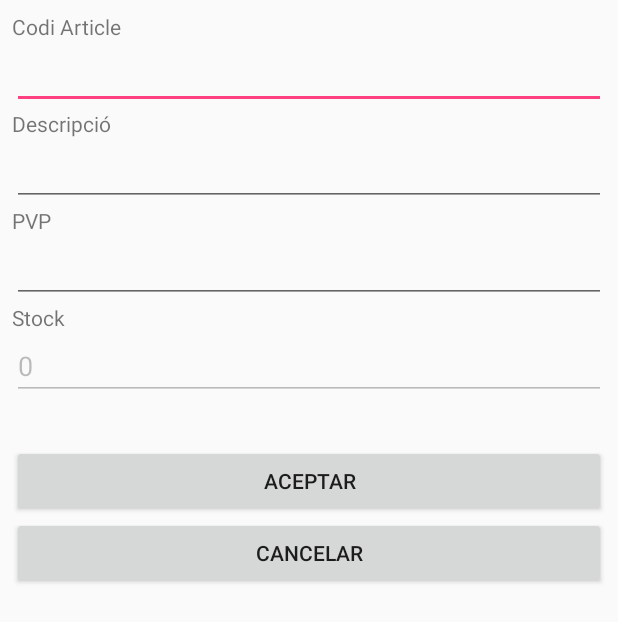
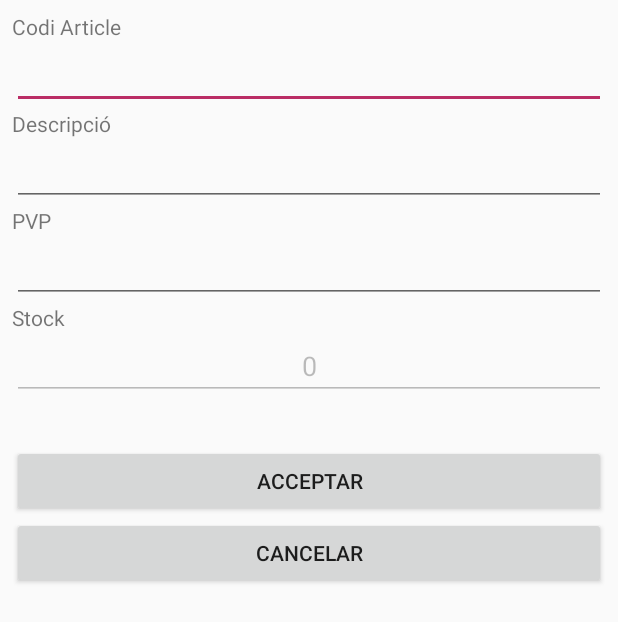
Before and after one commit to pmoragas/CatalogManager, an Android app: the screen it shows after launch (ProductActivity), after a tap on an icon or button, on a phone screen of 412 x 824 dp. Shown: the top 622 px of the screen. Run offline under Robolectric (Android 15) with nearby library versions, the phone set to English and light mode, and no system bars.

Commit message:
filtre desc, strings, comentaris

```diff
--- a/app/src/main/java/com/example/morgan/catalogmanager2/CMDataSource.java
+++ b/app/src/main/java/com/example/morgan/catalogmanager2/CMDataSource.java
@@ -63,6 +63,13 @@ public class CMDataSource {
         // Retornem tots els productes
         return dbR.query(table_PRODUCTES, PRODUCTES_COLUMNS,
                 null, null,
+                null, null, product_ID);
+    }
+
+    public Cursor getProductListByDescription(String description) {
+        // Retornem tots els productes que continguin la descripció
+        return dbR.query(table_PRODUCTES, PRODUCTES_COLUMNS,
+                product_Descripcio+" LIKE ?", new String[] {"%"+String.valueOf(description)+"%"},
                 null, null, product_ID);
     }
 
--- a/app/src/main/java/com/example/morgan/catalogmanager2/MovementsActivity.java
+++ b/app/src/main/java/com/example/morgan/catalogmanager2/MovementsActivity.java
@@ -132,11 +132,13 @@ public class MovementsActivity extends AppCompatActivity {
                 // Add a TextView here for the "Title" label, as noted in the comments
                 final EditText input_codi = new EditText(this);
                 input_codi.setHint("Codi Producte: HAM101");
+                input_codi.setTextAlignment(View.TEXT_ALIGNMENT_CENTER);
                 layout.addView(input_codi); // Notice this is an add method
 
                 // Add another TextView here for the "Description" label
                 final EditText input_dia = new EditText(this);
                 input_dia.setHint("Data Final: 2018-12-31");
+                input_dia.setTextAlignment(View.TEXT_ALIGNMENT_CENTER);
                 input_dia.setInputType(InputType.TYPE_DATETIME_VARIATION_NORMAL);
                 layout.addView(input_dia); // Another add method
 
@@ -171,12 +173,14 @@ public class MovementsActivity extends AppCompatActivity {
                 // Add a TextView here for the "Title" label, as noted in the comments
                 final EditText input_data_ini = new EditText(this);
                 input_data_ini.setHint("Data Inici: 2018-12-30 23:20:59");
+                input_data_ini.setTextAlignment(View.TEXT_ALIGNMENT_CENTER);
                 input_data_ini.setInputType(InputType.TYPE_DATETIME_VARIATION_DATE);
                 layout2.addView(input_data_ini); // Notice this is an add method
 
                 // Add another TextView here for the "Description" label
                 final EditText input_data_end = new EditText(this);
                 input_data_end.setHint("Data Final: 2018-12-31 23:20:59");
+                input_data_end.setTextAlignment(View.TEXT_ALIGNMENT_CENTER);
                 input_data_end.setInputType(InputType.TYPE_DATETIME_VARIATION_NORMAL);
                 layout2.addView(input_data_end); // Another add method
 
--- a/app/src/main/res/layout/fitxa_producte.xml
+++ b/app/src/main/res/layout/fitxa_producte.xml
@@ -12,54 +12,61 @@
     >
 
     <LinearLayout
-        android:orientation="vertical"
         android:layout_width="match_parent"
         android:layout_height="match_parent"
         android:layout_alignParentBottom="true"
         android:layout_alignParentStart="true"
-        android:layout_marginBottom="7dp">
+        android:layout_marginBottom="7dp"
+        android:orientation="vertical">
 
         <TextView
             android:layout_width="match_parent"
             android:layout_height="wrap_content"
-            android:text="Codi Article" />
+            android:labelFor="@id/edtCodi"
+            android:text="@string/codi_article" />
 
         <EditText
             android:id="@+id/edtCodi"
             android:layout_width="match_parent"
             android:layout_height="wrap_content"
             android:ems="10"
-            android:inputType="text" />
+            android:inputType="text"
+            android:textAlignment="center" />
 
         <TextView
-            android:text="Descripció"
             android:layout_width="match_parent"
-            android:layout_height="wrap_content"/>
+            android:layout_height="wrap_content"
+            android:labelFor="@id/edtDescripcio"
+            android:text="@string/descripcio" />
 
         <EditText
             android:id="@+id/edtDescripcio"
             android:layout_width="match_parent"
             android:layout_height="wrap_content"
             android:ems="10"
-            android:inputType="text" />
+            android:inputType="text"
+            android:textAlignment="center" />
 
         <TextView
             android:layout_width="match_parent"
             android:layout_height="wrap_content"
-            android:text="PVP" />
+            android:labelFor="@id/edtPVP"
+            android:text="@string/PVP" />
 
         <EditText
             android:id="@+id/edtPVP"
             android:layout_width="match_parent"
             android:layout_height="wrap_content"
             android:ems="10"
-            android:inputType="text" />
+            android:inputType="text"
+            android:textAlignment="center" />
 
         <TextView
             android:id="@+id/textView"
             android:layout_width="match_parent"
             android:layout_height="wrap_content"
-            android:text="Stock" />
+            android:labelFor="@id/edtStock"
+            android:text="@string/stock" />
 
         <EditText
             android:id="@+id/edtStock"
@@ -68,27 +75,28 @@
             android:ems="10"
             android:enabled="false"
             android:inputType="text"
-            android:text="0" />
+            android:text="@string/default_zero"
+            android:textAlignment="center" />
 
 
         <Button
-            android:text="ACEPTAR"
+            android:id="@+id/btnOk"
             android:layout_width="match_parent"
             android:layout_height="wrap_content"
-            android:id="@+id/btnOk"
+            android:layout_marginTop="30dp"
             android:paddingTop="10dp"
-            android:layout_marginTop="30dp"/>
+            android:text="@string/btnAccept" />
 
         <Button
-            android:text="CANCELAR"
+            android:id="@+id/btnCancelar"
             android:layout_width="match_parent"
             android:layout_height="wrap_content"
-            android:id="@+id/btnCancelar" />
+            android:text="@string/btnCancel" />
 
         <Button
-            android:text="ELIMINAR"
+            android:id="@+id/btnDelete"
             android:layout_width="match_parent"
             android:layout_height="wrap_content"
-            android:id="@+id/btnDelete" />
+            android:text="@string/btnRemove" />
     </LinearLayout>
 </RelativeLayout>
--- a/app/src/main/res/menu/menu_main.xml
+++ b/app/src/main/res/menu/menu_main.xml
@@ -6,4 +6,12 @@
         android:id="@+id/action_movements"
         android:orderInCategory="100"
         android:title="@string/action_movements" />
+    <item
+        android:id="@+id/filtre_descripcio"
+        android:orderInCategory="100"
+        android:title="@string/filtre_descripcio" />
+    <item
+        android:id="@+id/filtre_all"
+        android:orderInCategory="100"
+        android:title="@string/filtre_all" />
 </menu>
--- a/app/src/main/res/values/colors.xml
+++ b/app/src/main/res/values/colors.xml
@@ -1,6 +1,8 @@
 <?xml version="1.0" encoding="utf-8"?>
 <resources>
-    <color name="colorPrimary">#3F51B5</color>
-    <color name="colorPrimaryDark">#303F9F</color>
-    <color name="colorAccent">#FF4081</color>
+    <color name="colorPrimary">#8c9eff</color>
+    <color name="colorPrimaryDark">#5870cb</color>
+    <color name="colorAccent">#ba2d65</color>
+    <color name="outStock">#d78290</color>
+    <color name="inStock">#d7d7d7</color>
 </resources>
--- a/app/src/main/res/values/strings.xml
+++ b/app/src/main/res/values/strings.xml
@@ -1,11 +1,30 @@
 <resources>
     <string name="app_name">CatalogManager2</string>
-    <string name="action_settings">Settings</string>
+    <string name="action_settings">Configuració</string>
     <string name="title_activity_product">ProductActivity</string>
     <string name="title_activity_movements">MovementsActivity</string>
-    <string name="action_movements">Obrir Moviments</string>
+    <string name="action_movements">Veure Moviments</string>
     <string name="home">home</string>
-    <string name="filtre_codi">Filtre Codi Producte</string>
-    <string name="filtre_data">Filtre per data</string>
+    <string name="filtre_codi">Filtre Codi Producte i Dia</string>
+    <string name="filtre_data">Filtre per Data</string>
     <string name="filtre_all">ALL</string>
+    <string name="codi_article">Codi Article</string>
+    <string name="descripcio">Descripció</string>
+    <string name="PVP">PVP</string>
+    <string name="stock">Stock</string>
+    <string name="btnAccept">ACCEPTAR</string>
+    <string name="btnCancel">CANCELAR</string>
+    <string name="btnRemove">ELIMINAR</string>
+    <string name="default_zero">0</string>
+    <string name="code_upper">CODI:</string>
+    <string name="descripcio_upper">DESCRIPCIÓ:</string>
+    <string name="stock_upper">STOCK:</string>
+    <string name="btn_stockin">Botó Entrada Stock</string>
+    <string name="btnStockOut">Botó Stock Sortida</string>
+    <string name="blank">blank</string>
+    <string name="btnDelete">Botó Esborrar</string>
+    <string name="codi_producte_upper">COD PRODUCTE:</string>
+    <string name="dia_upper">DIA:</string>
+    <string name="qty_upper">QUANTITAT:</string>
+    <string name="filtre_descripcio">Filtrar per Descripció</string>
 </resources>
```
Also changed, not shown: app/src/main/java/com/example/morgan/catalogmanager2/MainActivity.java (+62 -29 lines), app/src/main/res/layout/row_moviment.xml (+14 -11 lines), app/src/main/res/layout/row_producte.xml (+19 -12 lines), 22 other files.
